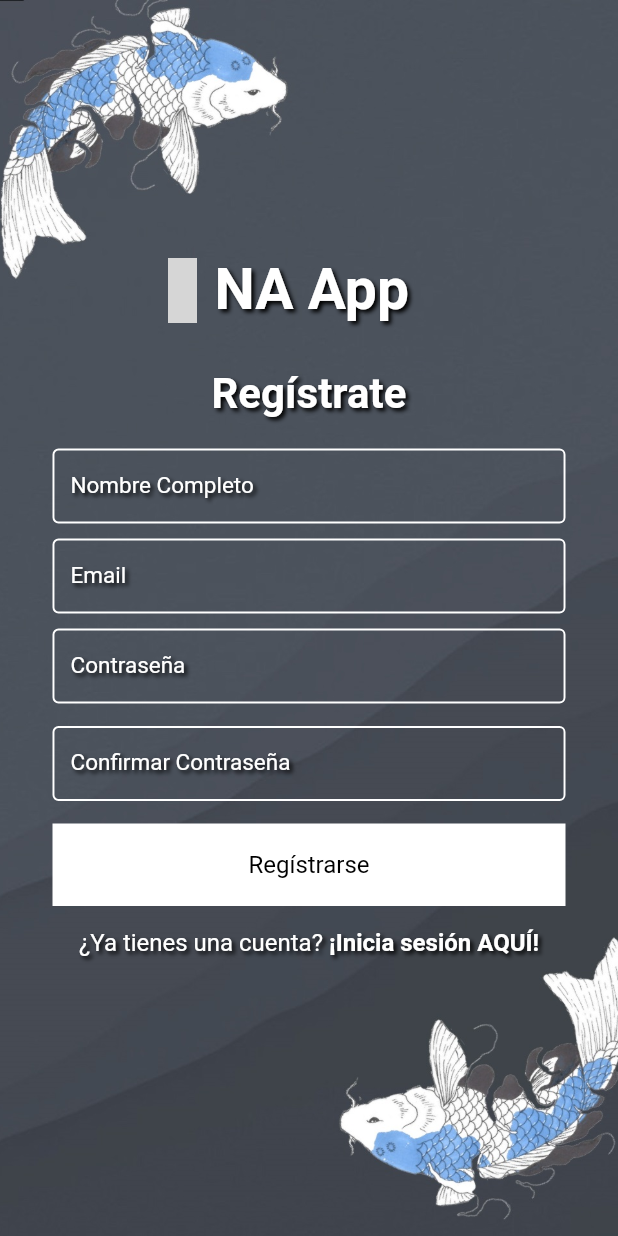
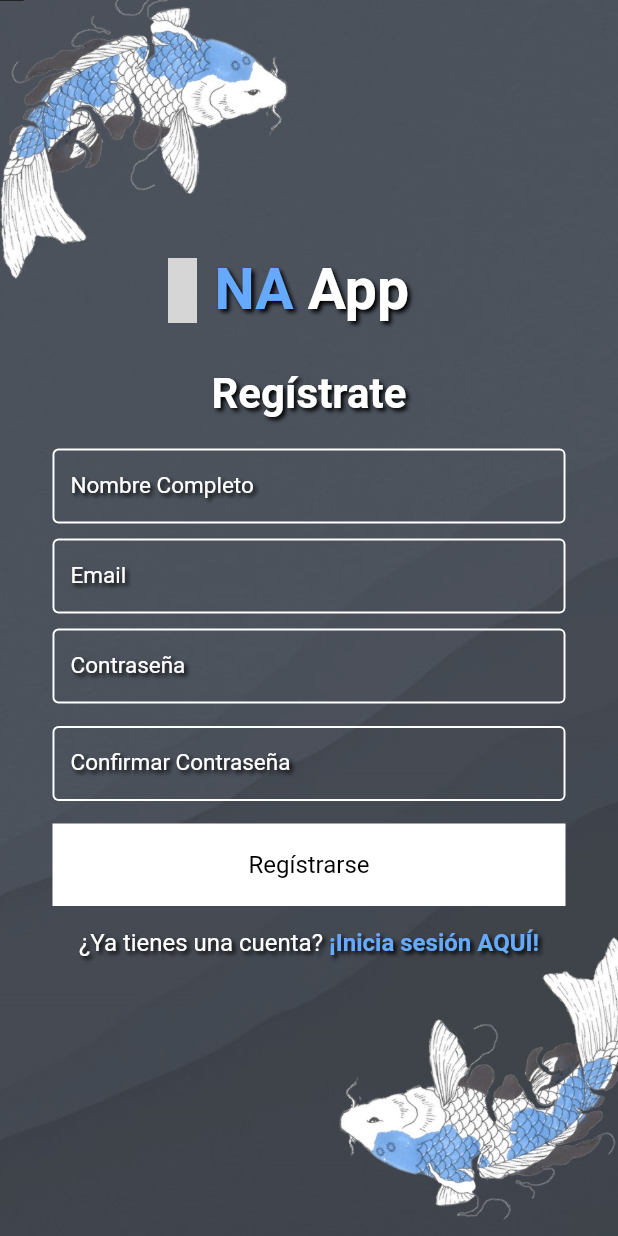
Before and after one commit to alX-u/NA-App, a Flutter app: the screen it shows after launch, after a tap on "¡Regístrate ya AQUÍ!", on a phone screen of 412 x 824 dp. Run offline on Flutter 3.47's test engine with Material 2 defaults, Android fonts, the phone set to English and light mode, and no system bars; our stand-ins replace cloud_firestore, firebase_auth, firebase_core, flutter_secure_storage, google_sign_in, material_design_icons_flutter; missing offline and left inert: flutter_email_sender, gsheets; accounts and stored records are empty; key blocks and very long unbroken strings in the code were emptied for the run; grey boxes are pictures that could not be loaded.

Commit message:
changes-color-bg

```diff
--- a/peces_app/lib/pages/login/InicioSesionPage.dart
+++ b/peces_app/lib/pages/login/InicioSesionPage.dart
@@ -44,7 +44,18 @@ class _InicioSesionPage extends State<InicioSesionPage> {
                 children: const [
                   SizedBox(width: 100),
                   Icon(MdiIcons.shipWheel, color: Colors.white, size: 43),
-                  Text('NA App',
+                  Text('NA',
+                      style: TextStyle(
+                          fontSize: 38,
+                          color: Color(0xFF65AAFE),
+                          fontWeight: FontWeight.bold,
+                          shadows: <Shadow>[
+                            Shadow(
+                                offset: Offset(2.0, 2.0),
+                                blurRadius: 3.0,
+                                color: Color.fromARGB(255, 0, 0, 0))
+                          ])),
+                  Text(' App',
                       style: TextStyle(
                           fontSize: 38,
                           color: Colors.white,
@@ -94,7 +105,7 @@ class _InicioSesionPage extends State<InicioSesionPage> {
                     },
                     child: const Text('¡Regístrate ya AQUÍ!',
                         style: TextStyle(
-                            color: Colors.white,
+                            color: Color(0xFF65AAFE),
                             fontSize: 16,
                             shadows: <Shadow>[
                               Shadow(
@@ -148,7 +159,7 @@ class _InicioSesionPage extends State<InicioSesionPage> {
         height: 55,
         //Carta que representa el botón de ingreso con Google
         child: Card(
-          color: const Color(0xFF9E1711),
+          color: const Color(0xFFFFFFFF),
           child:
               Row(mainAxisAlignment: MainAxisAlignment.center, children: const [
             Icon(MdiIcons.google, color: Colors.black),
@@ -157,7 +168,7 @@ class _InicioSesionPage extends State<InicioSesionPage> {
               'Ingresa Con Google',
               style: TextStyle(
                   fontSize: 16,
-                  color: Colors.white,
+                  color: Colors.black,
                   shadows: <Shadow>[
                     Shadow(
                         offset: Offset(2.0, 2.0),
--- a/peces_app/lib/pages/login/RegistroPage.dart
+++ b/peces_app/lib/pages/login/RegistroPage.dart
@@ -50,7 +50,18 @@ class _RegistroPageState extends State<RegistroPage> {
                 children: const [
                   SizedBox(width: 100),
                   Icon(MdiIcons.shipWheel, color: Colors.white, size: 43),
-                  Text('NA App',
+                  Text('NA',
+                      style: TextStyle(
+                          fontSize: 38,
+                          color: Color(0xFF65AAFE),
+                          fontWeight: FontWeight.bold,
+                          shadows: <Shadow>[
+                            Shadow(
+                                offset: Offset(2.0, 2.0),
+                                blurRadius: 3.0,
+                                color: Color.fromARGB(255, 0, 0, 0))
+                          ])),
+                  Text(' App',
                       style: TextStyle(
                           fontSize: 38,
                           color: Colors.white,
@@ -106,7 +117,7 @@ class _RegistroPageState extends State<RegistroPage> {
                   },
                   child: const Text('¡Inicia sesión AQUÍ!',
                       style: TextStyle(
-                          color: Colors.white,
+                          color: Color(0xFF65AAFE),
                           fontSize: 16,
                           shadows: <Shadow>[
                             Shadow(
```
